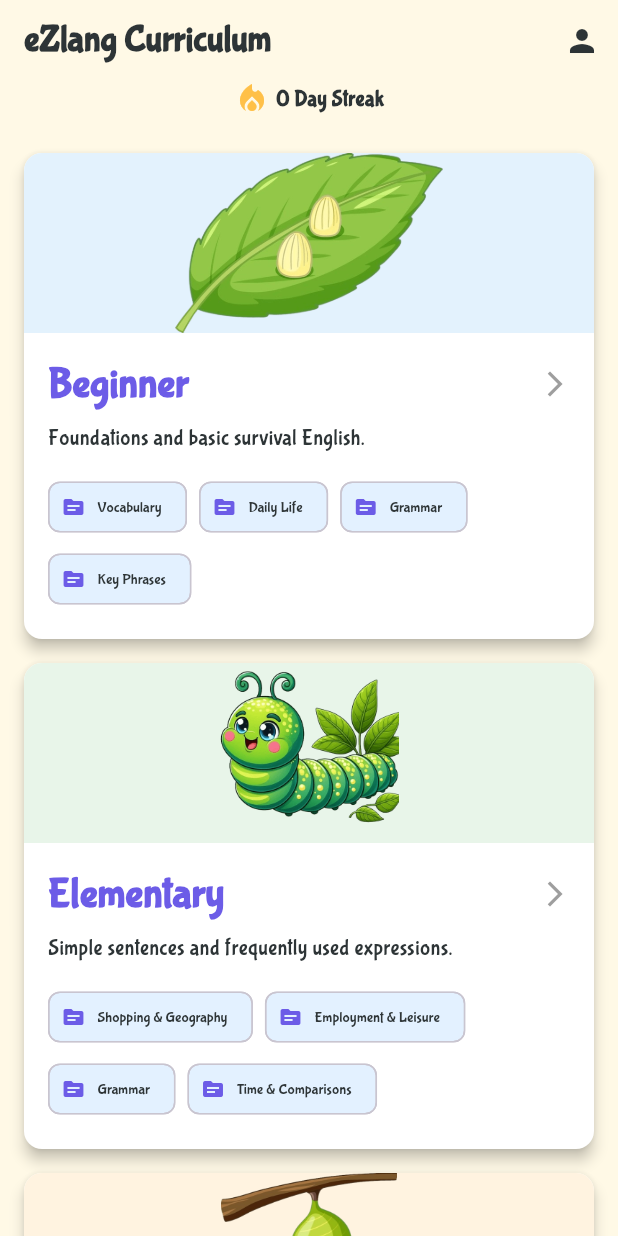
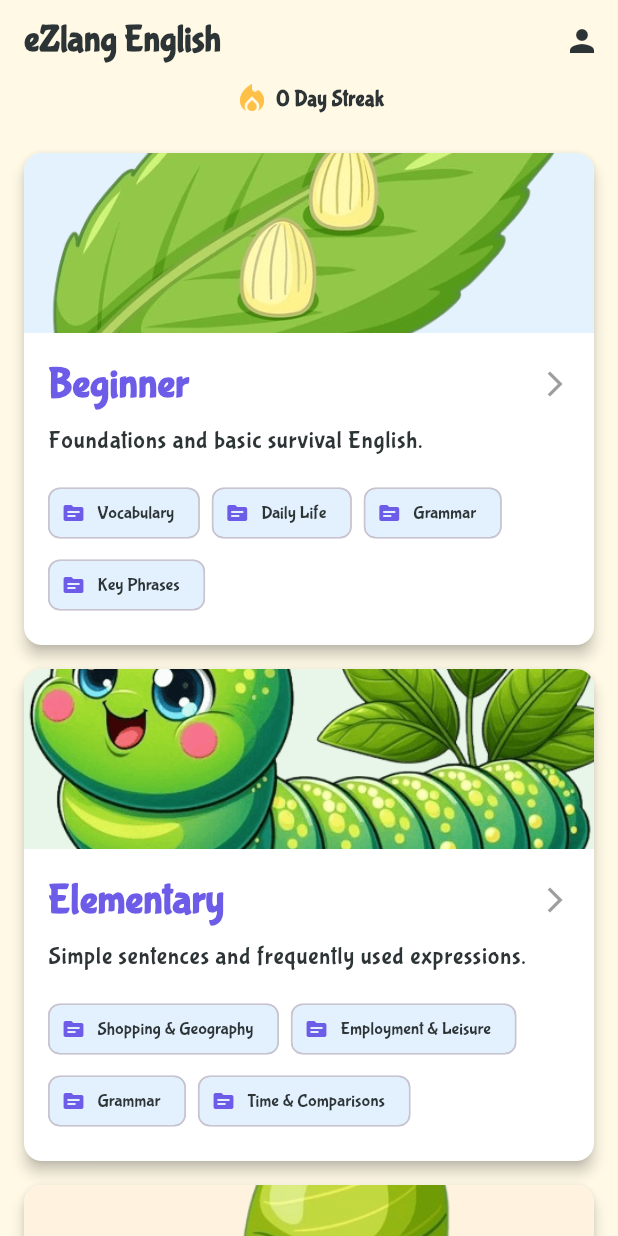
Before and after one commit to dakhaki/ezlang-flutter, a Flutter app: the screen it shows after launch, on a phone screen of 412 x 824 dp. Run offline on Flutter 3.47's test engine with Material 3 defaults, Android fonts, the phone set to English and light mode, and no system bars; our stand-ins replace audioplayers, cached_network_image, chewie, confetti, flutter_tts, fpdart and 6 more; missing offline and left inert: syncfusion_flutter_pdfviewer.

Commit message:
update logo splash, home page

```diff
--- a/assets/data/curriculum.json
+++ b/assets/data/curriculum.json
@@ -24,6 +24,12 @@
             {
               "id": "sub_1_1_2",
               "title": "Colors & Dates",
+              "materialCount": 0,
+              "exerciseCount": 5
+            },
+            {
+              "id": "sub_1_1_3",
+              "title": "Basic Greetings",
               "materialCount": 0,
               "exerciseCount": 5
             }
--- a/lib/presentation/home/view/home_view.dart
+++ b/lib/presentation/home/view/home_view.dart
@@ -14,7 +14,7 @@ class HomePage extends GetView<HomeViewModel> {
   Widget build(BuildContext context) {
     return Scaffold(
       appBar: AppBar(
-        title: const Text('eZlang Curriculum'),
+        title: const Text('eZlang English'),
         centerTitle: false,
         bottom: PreferredSize(
           preferredSize: const Size.fromHeight(30),
@@ -108,10 +108,7 @@ class _LevelCard extends StatelessWidget {
                   height: 120,
                   width: double.infinity,
                   color: Color(int.parse(level.backgroundColorHex, radix: 16)),
-                  child: Image.asset(
-                    level.imageLocalAsset,
-                    fit: BoxFit.contain,
-                  ),
+                  child: Image.asset(level.imageLocalAsset, fit: BoxFit.cover),
                 ),
               ),
             ),
@@ -154,7 +151,7 @@ class _LevelCard extends StatelessWidget {
                   // const SizedBox(height: 4),
                   Text(
                     level.description,
-                    style: Theme.of(context).textTheme.bodyMedium,
+                    style: Theme.of(context).textTheme.bodyLarge,
                   ),
                   const SizedBox(height: 12),
                   Wrap(
@@ -165,7 +162,7 @@ class _LevelCard extends StatelessWidget {
                             avatar: const Icon(Icons.topic, size: 16),
                             label: Text(
                               t.title,
-                              style: const TextStyle(fontSize: 10),
+                              style: const TextStyle(fontSize: 12),
                             ),
                           ),
                         )
```
Also changed, not shown: lib/presentation/splash/view/splash_page.dart (+4 -4 lines), assets/images/logo.png (added).
